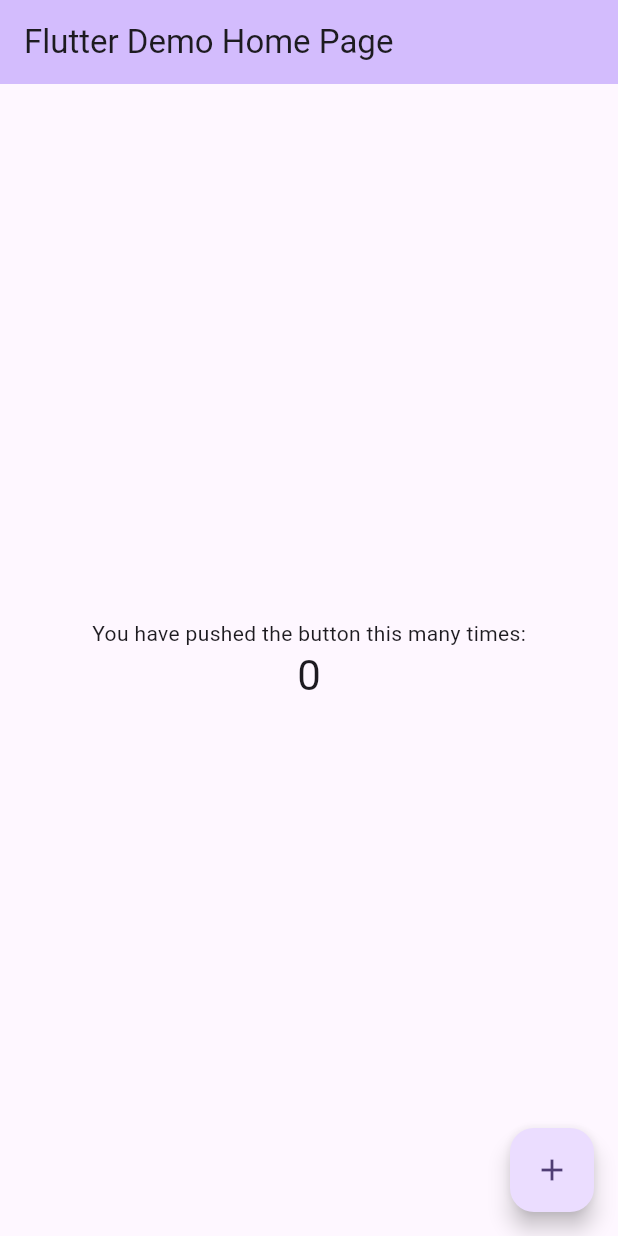
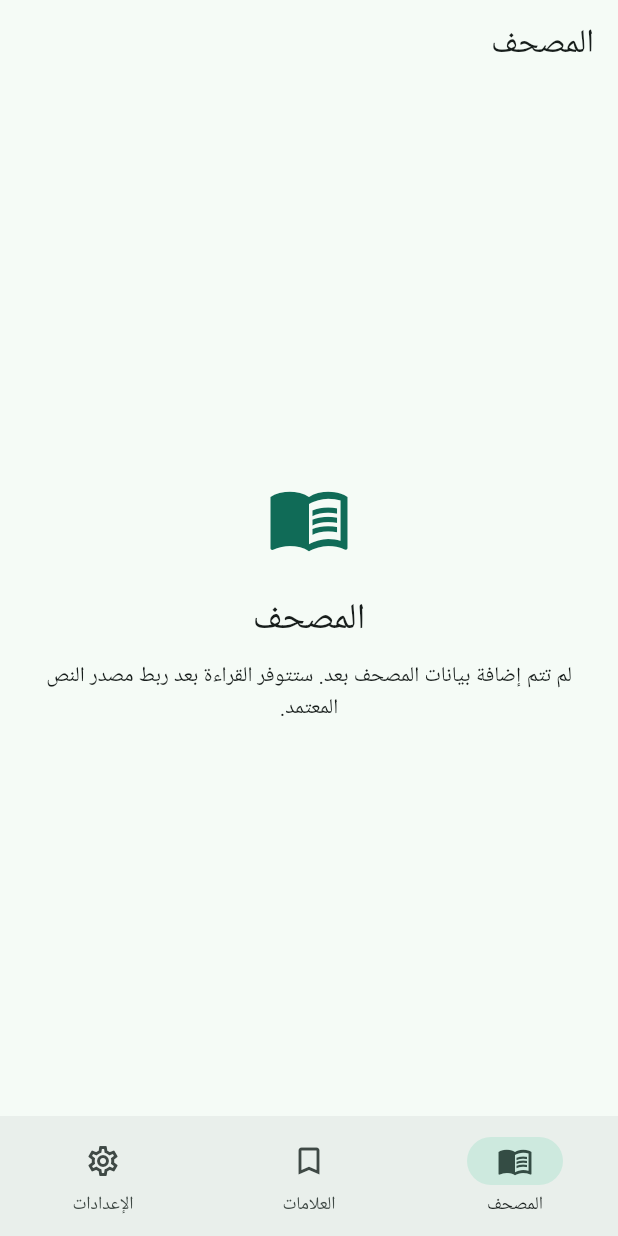
Before and after one commit to elshoram974/mre_quran, a Flutter app: the screen it shows after launch, on a phone screen of 412 x 824 dp. Run offline on Flutter 3.47's test engine with Material 3 defaults, Android fonts, the phone set to English and light mode, and no system bars; our stand-ins replace shared_preferences.

Commit message:
Refactor and enhance Quran application structure with new features and settings management. Added adaptive layout, theme management, and core pages for bookmarks and mushaf. Updated dependencies and improved pubspec configuration.

```diff
--- /dev/null
+++ b/lib/app/app_shell.dart
@@ -0,0 +1,89 @@
+import 'package:flutter/material.dart';
+import '../core/layout/adaptive_layout.dart';
+import '../features/bookmarks/presentation/bookmarks_page.dart';
+import '../features/mushaf/presentation/mushaf_page.dart';
+import '../features/settings/presentation/settings_controller.dart';
+import '../features/settings/presentation/settings_page.dart';
+
+class AppShell extends StatefulWidget {
+  const AppShell({super.key, required this.settings});
+  final SettingsController settings;
+
+  @override
+  State<AppShell> createState() => _AppShellState();
+}
+
+class _AppShellState extends State<AppShell> {
+  int _selected = 0;
+  static const _destinations = [
+    (label: 'المصحف', icon: Icons.menu_book_outlined),
+    (label: 'العلامات', icon: Icons.bookmark_border),
+    (label: 'الإعدادات', icon: Icons.settings_outlined),
+  ];
+
+  @override
+  Widget build(BuildContext context) => LayoutBuilder(
+    builder: (context, constraints) {
+      final size = WindowSize.fromWidth(constraints.maxWidth);
+      final compact = size == WindowSize.compact;
+      return Scaffold(
+        appBar: AppBar(title: Text(_destinations[_selected].label)),
+        body: SafeArea(
+          child: Row(
+            children: [
+              if (!compact) ...[
+                SingleChildScrollView(
+                  child: IntrinsicHeight(
+                    child: NavigationRail(
+                      extended: size == WindowSize.expanded,
+                      selectedIndex: _selected,
+                      onDestinationSelected: _select,
+                      labelType: size == WindowSize.medium
+                          ? NavigationRailLabelType.all
+                          : NavigationRailLabelType.none,
+                      destinations: [
+                        for (final item in _destinations)
+                          NavigationRailDestination(
+                            icon: Icon(item.icon),
+                            label: Text(item.label),
+                          ),
+                      ],
+                    ),
+                  ),
+                ),
+                const VerticalDivider(width: 1),
+              ],
+              Expanded(
+                child: ContentContainer(
+                  child: IndexedStack(
+                    index: _selected,
+                    children: [
+                      const MushafPage(),
+                      const BookmarksPage(),
+                      SettingsPage(controller: widget.settings),
+                    ],
+                  ),
+                ),
+              ),
+            ],
+          ),
+        ),
+        bottomNavigationBar: compact
+            ? NavigationBar(
+                selectedIndex: _selected,
+                onDestinationSelected: _select,
+                destinations: [
+                  for (final item in _destinations)
+                    NavigationDestination(
+                      icon: Icon(item.icon),
+                      label: item.label,
+                    ),
+                ],
+              )
+            : null,
+      );
+    },
+  );
+
+  void _select(int index) => setState(() => _selected = index);
+}
--- /dev/null
+++ b/lib/app/quran_app.dart
@@ -0,0 +1,26 @@
+import 'package:flutter/material.dart';
+import 'package:flutter_localizations/flutter_localizations.dart';
+import '../core/theme/app_theme.dart';
+import '../features/settings/presentation/settings_controller.dart';
+import 'app_shell.dart';
+
+class QuranApp extends StatelessWidget {
+  const QuranApp({super.key, required this.settings});
+  final SettingsController settings;
+
+  @override
+  Widget build(BuildContext context) => ListenableBuilder(
+    listenable: settings,
+    builder: (context, _) => MaterialApp(
+      title: 'مصحف',
+      debugShowCheckedModeBanner: false,
+      locale: const Locale('ar'),
+      supportedLocales: const [Locale('ar')],
+      localizationsDelegates: GlobalMaterialLocalizations.delegates,
+      theme: AppTheme.light,
+      darkTheme: AppTheme.dark,
+      themeMode: settings.themeMode,
+      home: AppShell(settings: settings),
+    ),
+  );
+}
--- /dev/null
+++ b/lib/core/layout/adaptive_layout.dart
@@ -0,0 +1,28 @@
+import 'package:flutter/material.dart';
+
+enum WindowSize {
+  compact,
+  medium,
+  expanded;
+
+  static WindowSize fromWidth(double width) => switch (width) {
+    < 600 => compact,
+    < 840 => medium,
+    _ => expanded,
+  };
+}
+
+class ContentContainer extends StatelessWidget {
+  const ContentContainer({super.key, required this.child});
+
+  final Widget child;
+
+  @override
+  Widget build(BuildContext context) => Align(
+    alignment: Alignment.topCenter,
+    child: ConstrainedBox(
+      constraints: const BoxConstraints(maxWidth: 960),
+      child: child,
+    ),
+  );
+}
--- /dev/null
+++ b/lib/core/theme/app_theme.dart
@@ -0,0 +1,17 @@
+import 'package:flutter/material.dart';
+
+abstract final class AppTheme {
+  static ThemeData light = _build(Brightness.light);
+  static ThemeData dark = _build(Brightness.dark);
+
+  static ThemeData _build(Brightness brightness) => ThemeData(
+    useMaterial3: true,
+    colorScheme: ColorScheme.fromSeed(
+      seedColor: const Color(0xFF236655),
+      brightness: brightness,
+    ),
+    inputDecorationTheme: const InputDecorationTheme(
+      border: OutlineInputBorder(),
+    ),
+  );
+}
--- /dev/null
+++ b/lib/core/widgets/empty_state.dart
@@ -0,0 +1,35 @@
+import 'package:flutter/material.dart';
+
+class EmptyState extends StatelessWidget {
+  const EmptyState({
+    super.key,
+    required this.icon,
+    required this.title,
+    required this.message,
+  });
+
+  final IconData icon;
+  final String title;
+  final String message;
+
+  @override
+  Widget build(BuildContext context) => Center(
+    child: SingleChildScrollView(
+      padding: const EdgeInsets.all(24),
+      child: Column(
+        mainAxisSize: MainAxisSize.min,
+        children: [
+          Icon(icon, size: 56, color: Theme.of(context).colorScheme.primary),
+          const SizedBox(height: 24),
+          Text(
+            title,
+            textAlign: TextAlign.center,
+            style: Theme.of(context).textTheme.headlineSmall,
+          ),
+          const SizedBox(height: 12),
+          Text(message, textAlign: TextAlign.center),
+        ],
+      ),
+    ),
+  );
+}
--- /dev/null
+++ b/lib/features/mushaf/presentation/mushaf_page.dart
@@ -0,0 +1,14 @@
+import 'package:flutter/material.dart';
+import '../../../core/widgets/empty_state.dart';
+
+class MushafPage extends StatelessWidget {
+  const MushafPage({super.key});
+
+  @override
+  Widget build(BuildContext context) => const EmptyState(
+    icon: Icons.menu_book_outlined,
+    title: 'المصحف',
+    message:
+        'لم تتم إضافة بيانات المصحف بعد. ستتوفر القراءة بعد ربط مصدر النص المعتمد.',
+  );
+}
--- /dev/null
+++ b/lib/features/settings/presentation/settings_controller.dart
@@ -0,0 +1,41 @@
+import 'package:flutter/material.dart';
+import '../data/settings_repository.dart';
+
+class SettingsController extends ChangeNotifier {
+  SettingsController(this._repository);
+
+  final SettingsRepository _repository;
+  ThemeMode _themeMode = ThemeMode.system;
+  bool _saving = false;
+  String? _error;
+
+  ThemeMode get themeMode => _themeMode;
+  bool get saving => _saving;
+  String? get error => _error;
+
+  Future<void> load() async {
+    try {
+      _themeMode = await _repository.loadThemeMode();
+      _error = null;
+    } catch (_) {
+      _error = 'تعذّر تحميل الإعدادات. يمكنك المحاولة مجددًا.';
+    }
+    notifyListeners();
+  }
+
+  Future<void> setThemeMode(ThemeMode mode) async {
+    if (_saving || mode == _themeMode) return;
+    _saving = true;
+    _error = null;
+    notifyListeners();
+    try {
+      await _repository.saveThemeMode(mode);
+      _themeMode = mode;
+    } catch (_) {
+      _error = 'تعذّر حفظ المظهر. حاول مرة أخرى.';
+    } finally {
+      _saving = false;
+      notifyListeners();
+    }
+  }
+}
--- a/lib/main.dart
+++ b/lib/main.dart
@@ -1,122 +1,14 @@
 import 'package:flutter/material.dart';
+import 'package:shared_preferences/shared_preferences.dart';
+import 'app/quran_app.dart';
+import 'features/settings/data/settings_repository.dart';
+import 'features/settings/presentation/settings_controller.dart';
 
-void main() {
-  runApp(const MyApp());
+Future<void> main() async {
+  WidgetsFlutterBinding.ensureInitialized();
+  final settings = SettingsController(
+    LocalSettingsRepository(SharedPreferencesAsync()),
+  );
+  await settings.load();
+  runApp(QuranApp(settings: settings));
 }
-
-class MyApp extends StatelessWidget {
-  const MyApp({super.key});
-
-  // This widget is the root of your application.
-  @override
-  Widget build(BuildContext context) {
-    return MaterialApp(
-      title: 'Flutter Demo',
-      theme: ThemeData(
-        // This is the theme of your application.
-        //
-        // TRY THIS: Try running your application with "flutter run". You'll see
-        // the application has a purple toolbar. Then, without quitting the app,
-        // try changing the seedColor in the colorScheme below to Colors.green
-        // and then invoke "hot reload" (save your changes or press the "hot
-        // reload" button in a Flutter-supported IDE, or press "r" if you used
-        // the command line to start the app).
-        //
-        // Notice that the counter didn't reset back to zero; the application
-        // state is not lost during the reload. To reset the state, use hot
-        // restart instead.
-        //
-        // This works for code too, not just values: Most code changes can be
-        // tested with just a hot reload.
-        colorScheme: .fromSeed(seedColor: Colors.deepPurple),
-      ),
-      home: const MyHomePage(title: 'Flutter Demo Home Page'),
-    );
-  }
-}
-
-class MyHomePage extends StatefulWidget {
-  const MyHomePage({super.key, required this.title});
-
-  // This widget is the home page of your application. It is stateful, meaning
-  // that it has a State object (defined below) that contains fields that affect
-  // how it looks.
-
-  // This class is the configuration for the state. It holds the values (in this
-  // case the title) provided by the parent (in this case the App widget) and
-  // used by the build method of the State. Fields in a Widget subclass are
-  // always marked "final".
-
-  final String title;
-
-  @override
-  State<MyHomePage> createState() => _MyHomePageState();
-}
-
-class _MyHomePageState extends State<MyHomePage> {
-  int _counter = 0;
-
-  void _incrementCounter() {
-    setState(() {
-      // This call to setState tells the Flutter framework that something has
-      // changed in this State, which causes it to rerun the build method below
-      // so that the display can reflect the updated values. If we changed
-      // _counter without calling setState(), then the build method would not be
-      // called again, and so nothing would appear to happen.
-      _counter++;
-    });
-  }
-
-  @override
-  Widget build(BuildContext context) {
-    // This method is rerun every time setState is called, for instance as done
-    // by the _incrementCounter method above.
-    //
-    // The Flutter framework has been optimized to make rerunning build methods
-    // fast, so that you can just rebuild anything that needs updating rather
-    // than having to individually change instances of widgets.
-    return Scaffold(
-      appBar: AppBar(
-        // TRY THIS: Try changing the color here to a specific color (to
-        // Colors.amber, perhaps?) and trigger a hot reload to see the AppBar
-        // change color while the other colors stay the same.
-        backgroundColor: Theme.of(context).colorScheme.inversePrimary,
-        // Here we take the value from the MyHomePage object that was created by
-        // the App.build method, and use it to set our appbar title.
-        title: Text(widget.title),
-      ),
-      body: Center(
-        // Center is a layout widget. It takes a single child and positions it
-        // in the middle of the parent.
-        child: Column(
-          // Column is also a layout widget. It takes a list of children and
-          // arranges them vertically. By default, it sizes itself to fit its
-          // children horizontally, and tries to be as tall as its parent.
-          //
-          // Column has various properties to control how it sizes itself and
-          // how it positions its children. Here we use mainAxisAlignment to
-          // center the children vertically; the main axis here is the vertical
-          // axis because Columns are vertical (the cross axis would be
-          // horizontal).
-          //
-          // TRY THIS: Invoke "debug painting" (choose the "Toggle Debug Paint"
-          // action in the IDE, or press "p" in the console), to see the
-          // wireframe for each widget.
-          mainAxisAlignment: .center,
-          children: [
-            const Text('You have pushed the button this many times:'),
-            Text(
-              '$_counter',
-              style: Theme.of(context).textTheme.headlineMedium,
-            ),
-          ],
-        ),
-      ),
-      floatingActionButton: FloatingActionButton(
-        onPressed: _incrementCounter,
-        tooltip: 'Increment',
-        child: const Icon(Icons.add),
-      ),
-    );
-  }
-}
```
Also changed, not shown: lib/features/bookmarks/presentation/bookmarks_page.dart (added, +13 -0 lines), lib/features/settings/data/settings_repository.dart (added, +27 -0 lines), lib/features/settings/presentation/settings_page.dart (added, +47 -0 lines), pubspec.yaml (+5 -66 lines), pubspec.lock.
